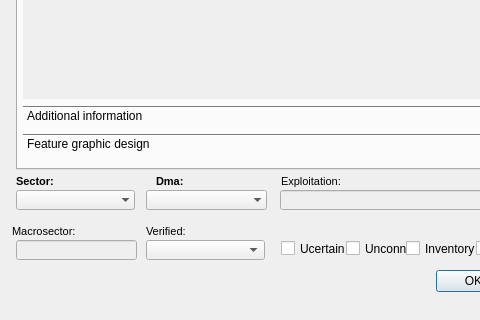
Old version of the form ui/ud_man_connec.ui in the repository Giswater/giswater_qgis_plugin; both pictures show x 0 to 480 and y 389 to 709 of the 604 by 709 pixel window.
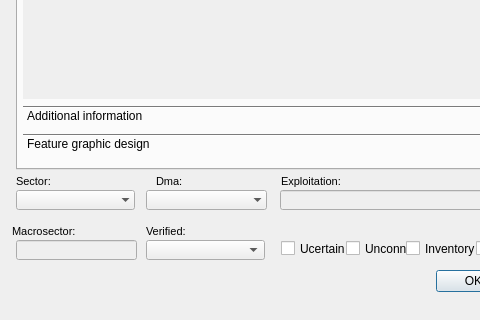
New version of the form. The open tabs and pages were chosen to show the change. Icons and pictures are not drawn.

Commit message: UI-obligatory fields on forms

Patch:
```diff
--- a/ui/ud_man_connec.ui
+++ b/ui/ud_man_connec.ui
@@ -2777,8 +2777,8 @@
     <property name="font">
      <font>
       <pointsize>8</pointsize>
-      <weight>75</weight>
-      <bold>true</bold>
+      <weight>50</weight>
+      <bold>false</bold>
      </font>
     </property>
     <property name="frameShape">
@@ -2941,8 +2941,8 @@
     <property name="font">
      <font>
       <pointsize>8</pointsize>
-      <weight>75</weight>
-      <bold>true</bold>
+      <weight>50</weight>
+      <bold>false</bold>
      </font>
     </property>
     <property name="frameShape">
```
Left out of the diff: 12 changed lines with no effect on the pictures. The commit also changes 6 other files.
